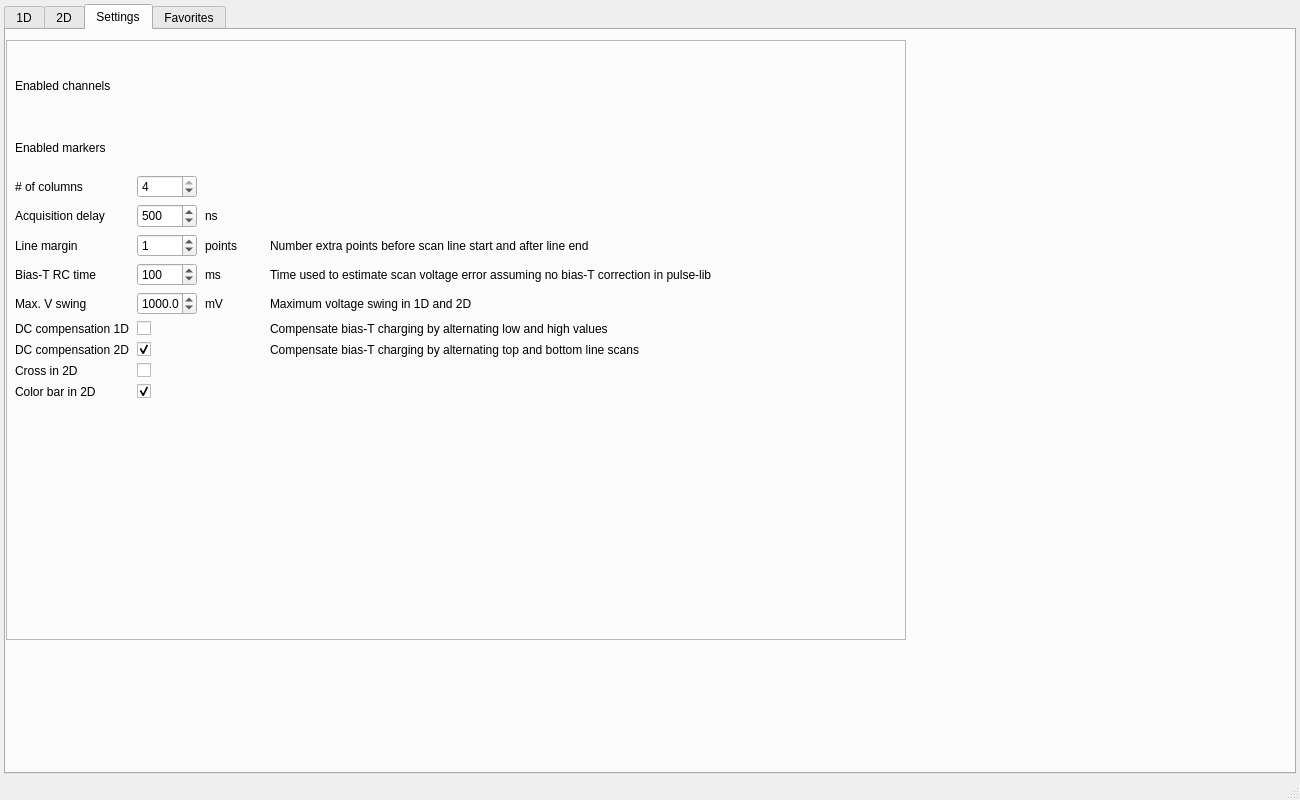
The window that core_tools/GUI/keysight_videomaps/GUI/GUI.ui (stephanlphilips/core_tools) describes before a commit, drawn with Qt 5.
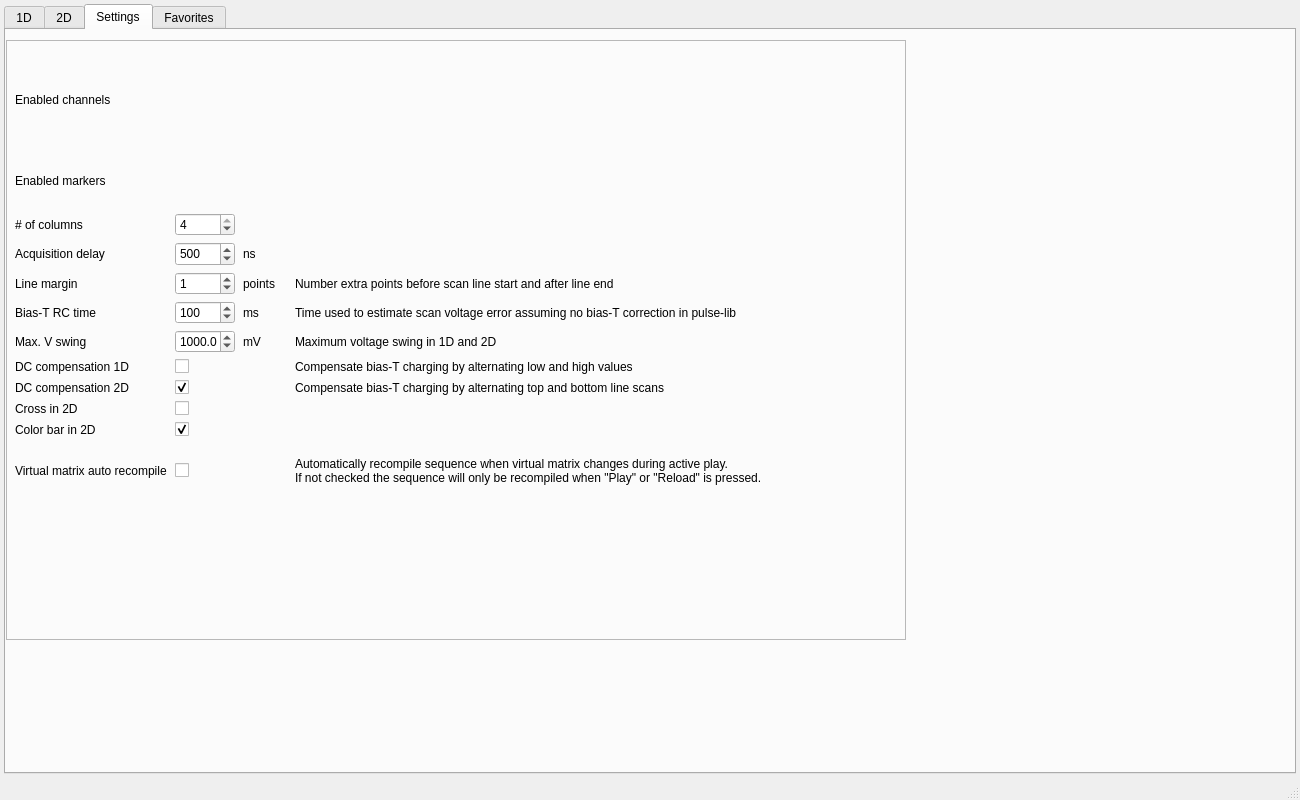
The same window after the commit. The open tabs and pages were chosen to show the change.

Commit message: Added auto recompile during play

Diff of the .ui file:
```diff
--- a/core_tools/GUI/keysight_videomaps/GUI/GUI.ui
+++ b/core_tools/GUI/keysight_videomaps/GUI/GUI.ui
@@ -1437,8 +1437,8 @@
           <rect>
            <x>9</x>
            <y>9</y>
-           <width>700</width>
-           <height>350</height>
+           <width>750</width>
+           <height>450</height>
           </rect>
          </property>
          <layout class="QVBoxLayout" name="verticalLayout_4">
@@ -1868,6 +1868,37 @@
              </widget>
             </item>
 
+            <item row="22" column="0">
+             <widget class="QLabel">
+              <property name="text">
+               <string>Virtual matrix auto recompile</string>
+              </property>
+             </widget>
+            </item>
+            <item row="22" column="1">
+             <widget class="QCheckBox" name="_gen_vm_auto_recompile">
+              <property name="text">
+               <string/>
+              </property>
+              <property name="checked">
+               <bool>false</bool>
+              </property>
+             </widget>
+            </item>
+            <item row="22" column="3">
+             <widget class="QLabel">
+              <property name="wordWrap">
+               <bool>true</bool>
+              </property>
+              <property name="text">
+               <string>
+Automatically recompile sequence when virtual matrix changes during active play.
+If not checked the sequence will only be recompiled when "Play" or "Reload" is pressed.
+               </string>
+              </property>
+             </widget>
+            </item>
+
            </layout>
           </item>
          </layout>
```
The commit also changes 6 other files.
